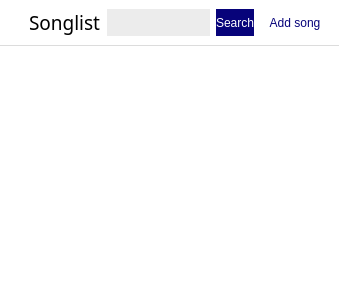
First picture: the form in UI/uiFiles/Songlistview.ui, repository Hperigee/vocalMaximum, before the edit.
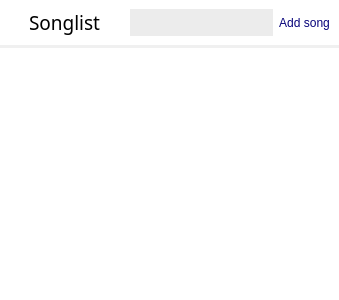
Second picture: the form after the edit.

Commit message: search advance

What changed in the file:
```diff
--- a/UI/uiFiles/Songlistview.ui
+++ b/UI/uiFiles/Songlistview.ui
@@ -44,7 +44,7 @@
        </property>
        <property name="styleSheet">
         <string notr="true">background-color: white;
-border-bottom: 1px solid  rgb(220, 220, 220);
+border-bottom: 3px solid  rgb(240, 240, 240);
 border-radius:0px</string>
        </property>
        <property name="frameShape">
@@ -54,26 +54,48 @@
         <enum>QFrame::Raised</enum>
        </property>
        <layout class="QGridLayout" name="gridLayout">
-        <item row="0" column="4">
+        <property name="verticalSpacing">
+         <number>0</number>
+        </property>
+        <item row="0" column="1">
+         <widget class="QLabel" name="songListLabel">
+          <property name="enabled">
+           <bool>true</bool>
+          </property>
+          <property name="sizePolicy">
+           <sizepolicy hsizetype="Preferred" vsizetype="Preferred">
+            <horstretch>2</horstretch>
+            <verstretch>1</verstretch>
+           </sizepolicy>
+          </property>
+          <property name="font">
+           <font>
+            <family>Noto Sans KR black</family>
+            <pointsize>14</pointsize>
+            <weight>50</weight>
+            <italic>false</italic>
+            <bold>false</bold>
+            <stylestrategy>PreferAntialias</stylestrategy>
+           </font>
+          </property>
+          <property name="styleSheet">
+           <string notr="true">font: 14pt &quot;Noto Sans KR black&quot;;
+color: #000;
+border:none;</string>
+          </property>
+          <property name="text">
+           <string>Songlist</string>
+          </property>
+         </widget>
+        </item>
+        <item row="0" column="3">
          <widget class="QPushButton" name="AddSong">
           <property name="sizePolicy">
-           <sizepolicy hsizetype="Minimum" vsizetype="Preferred">
+           <sizepolicy hsizetype="Preferred" vsizetype="Preferred">
             <horstretch>1</horstretch>
-            <verstretch>0</verstretch>
+            <verstretch>1</verstretch>
            </sizepolicy>
           </property>
-          <property name="minimumSize">
-           <size>
-            <width>70</width>
-            <height>10</height>
-           </size>
-          </property>
-          <property name="maximumSize">
-           <size>
-            <width>257</width>
-            <height>16777215</height>
-           </size>
-          </property>
           <property name="styleSheet">
            <string notr="true">QPushButton {
                         background-color: white;
@@ -105,7 +127,7 @@
            <enum>Qt::Horizontal</enum>
           </property>
           <property name="sizeType">
-           <enum>QSizePolicy::Fixed</enum>
+           <enum>QSizePolicy::Preferred</enum>
           </property>
           <property name="sizeHint" stdset="0">
            <size>
@@ -120,7 +142,7 @@
           <property name="sizePolicy">
            <sizepolicy hsizetype="Preferred" vsizetype="Expanding">
             <horstretch>3</horstretch>
-            <verstretch>0</verstretch>
+            <verstretch>1</verstretch>
            </sizepolicy>
           </property>
           <property name="styleSheet">
@@ -129,70 +151,8 @@
 border-radius:15px;
 font: 12pt &quot;Noto Sans KR&quot;;</string>
           </property>
-         </widget>
-        </item>
-        <item row="0" column="3">
-         <widget class="QPushButton" name="SearchButton">
-          <property name="sizePolicy">
-           <sizepolicy hsizetype="Minimum" vsizetype="Preferred">
-            <horstretch>1</horstretch>
-            <verstretch>0</verstretch>
-           </sizepolicy>
-          </property>
-          <property name="styleSheet">
-           <string notr="true">QPushButton {
-                        background-color: rgb(7, 3, 122);
-                        border-radius: 15px;
-						color: white;
-						border:none;
-	font: 14pt &quot;Noto Sans KR medium&quot;;
-                        }
-
-                    QPushButton:hover {
-                        background-color: rgb(42, 1, 179);
-                        }
-
-                    QPushButton:pressed {
-                        background-color: rgb(97, 108, 255);
-                        }
-
-					QPushButton:disabled {
-                        background-color: rgb(167, 167, 167);
-                        }</string>
-          </property>
-          <property name="text">
-           <string>Search</string>
-          </property>
-         </widget>
-        </item>
-        <item row="0" column="1">
-         <widget class="QLabel" name="songListLabel">
-          <property name="enabled">
-           <bool>true</bool>
-          </property>
-          <property name="sizePolicy">
-           <sizepolicy hsizetype="Preferred" vsizetype="Preferred">
-            <horstretch>1</horstretch>
-            <verstretch>0</verstretch>
-           </sizepolicy>
-          </property>
-          <property name="font">
-           <font>
-            <family>Noto Sans KR black</family>
-            <pointsize>14</pointsize>
-            <weight>50</weight>
-            <italic>false</italic>
-            <bold>false</bold>
-            <stylestrategy>PreferAntialias</stylestrategy>
-           </font>
-          </property>
-          <property name="styleSheet">
-           <string notr="true">font: 14pt &quot;Noto Sans KR black&quot;;
-color: #000;
-border:none;</string>
-          </property>
-          <property name="text">
-           <string>Songlist</string>
+          <property name="clearButtonEnabled">
+           <bool>false</bool>
           </property>
          </widget>
         </item>
@@ -220,7 +180,7 @@
           <x>0</x>
           <y>0</y>
           <width>337</width>
-          <height>251</height>
+          <height>249</height>
          </rect>
         </property>
         <layout class="QVBoxLayout" name="contentsLayout">
```
The commit also changes 2 other files.
